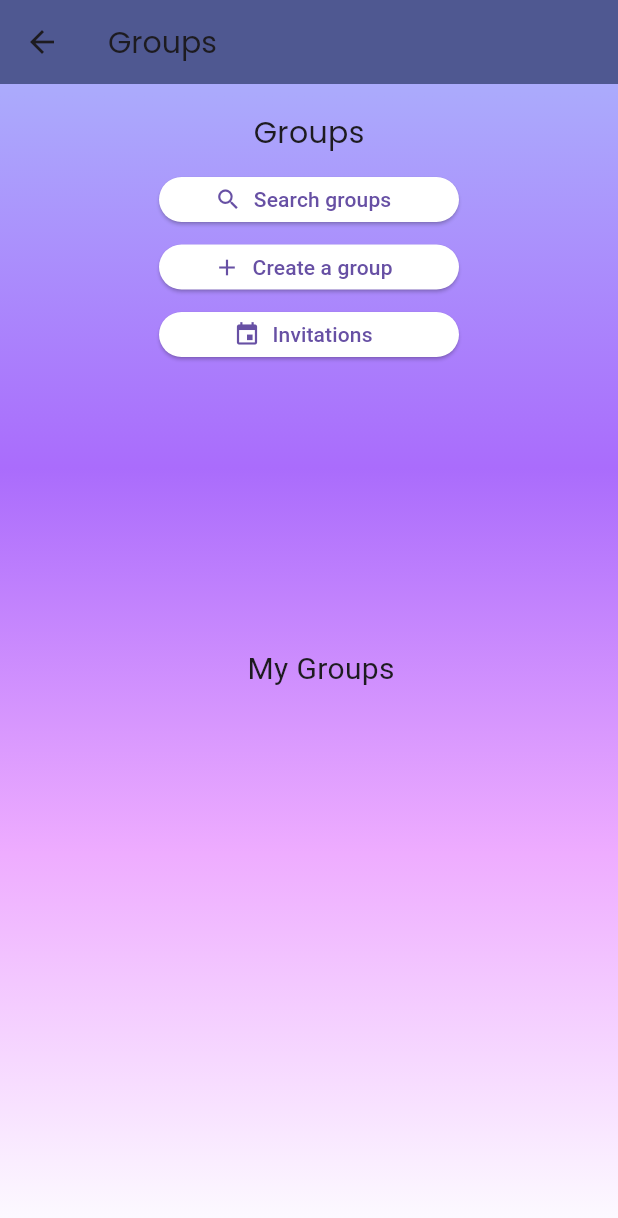
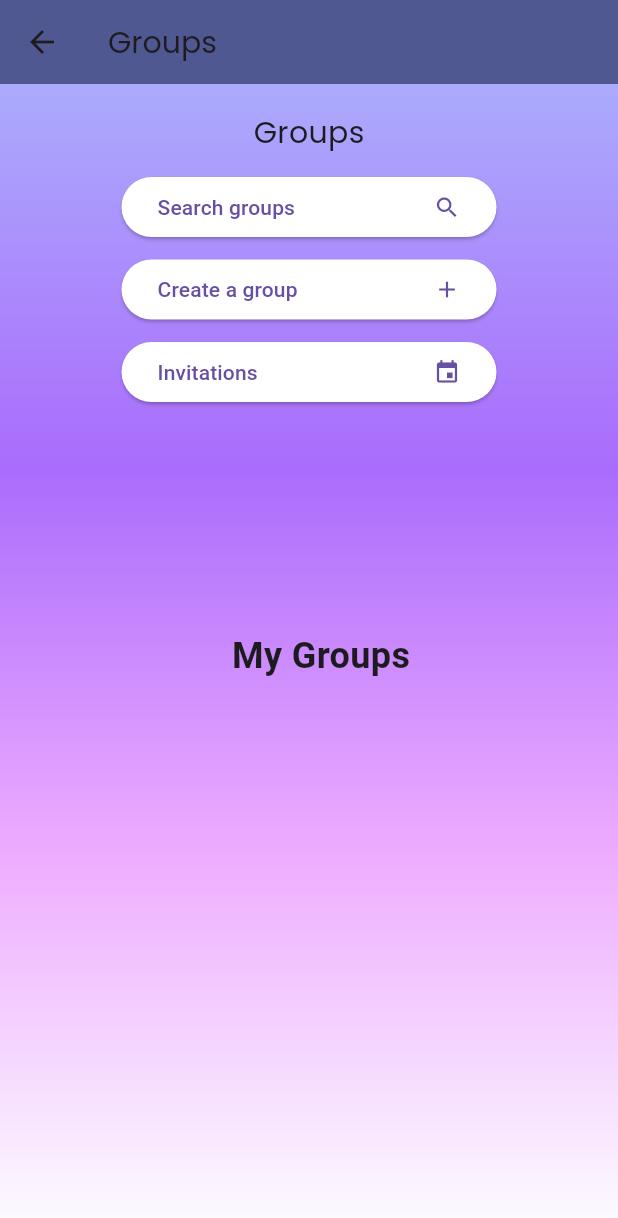
Before and after one commit to Edwinexd/dsv-pvt, a Flutter app: the screen it shows after launch, item 2 of the bottom bar chosen, on a phone screen of 412 x 824 dp. Shown: the top 1218 px of the screen. Run offline on Flutter 3.47's test engine with Material 3 defaults, Android fonts, the phone set to English and light mode, and no system bars; our stand-ins replace dio, flutter_dotenv, google_fonts; missing offline and left inert: location_picker_flutter_map; accounts and stored records are empty; network calls fail.

Commit message:
Added 'Leave the group' button but it has no functionality right now. Create an activity button navigates to activity creation.

```diff
--- a/flutter_application/lib/views/group_page.dart
+++ b/flutter_application/lib/views/group_page.dart
@@ -26,9 +26,9 @@ class _GroupPageState extends State<GroupPage> {
     super.initState();
     fetchMembers().then((_) {
       setState(() {
-      displayedMembers = allMembers;
+        displayedMembers = allMembers;
       }
-    );});
+      );});
     //added listener to search text field
     searchController.addListener(_searchMembers);
   }
@@ -51,6 +51,7 @@ class _GroupPageState extends State<GroupPage> {
       displayedMembers = allMembers.where((member) => member.userName.toLowerCase().contains(query)).toList();
     });
   }
+
   late List<String> activities = [
     'April 7th Kista at 17:00',
     'May 3rd Kungsträdgården at 13:00',
@@ -138,11 +139,12 @@ class _GroupPageState extends State<GroupPage> {
           const SizedBox(height: 16),
           ElevatedButton.icon(
             onPressed: () {
-              /*Navigator.push(
+              Navigator.push(
                 context,
                 MaterialPageRoute(
-                    builder: (context) => ActivityCreatePage(groupId: '1234')),
-              );*/
+                    builder: (context) => ActivityCreatePage(
+                        groupId: 1)), //Create an activity navigation
+              );
             },
             icon: const Icon(Icons.create),
             label: const Text('Create an activity'),
@@ -161,13 +163,21 @@ class _GroupPageState extends State<GroupPage> {
               Navigator.push(
                 context,
                 MaterialPageRoute(
-                    builder: (context) => const GroupMembersPage(),
+                  builder: (context) => const GroupMembersPage(),
                 ),
               );
             },
             icon: const Icon(Icons.group),
             label: const Text('Members'),
           ),
+          SizedBox(height: 16),
+          ElevatedButton.icon(
+            onPressed: () {
+              //Will handle leaving the group
+            },
+            icon: const Icon(Icons.exit_to_app),
+            label: const Text('Leave the group'),
+          ),
         ],
       ),
     );
--- a/flutter_application/lib/views/my_groups.dart
+++ b/flutter_application/lib/views/my_groups.dart
@@ -67,9 +67,9 @@ class _MyGroupsState extends State<MyGroups> {
                   ),
                   const SizedBox(height: 15),
                   SizedBox(
-                    height: 30,
-                    width: 200,
-                    child: ElevatedButton.icon(
+                    height: 40,
+                    width: 250,
+                    child: ElevatedButton(
                       onPressed: () {
                         Navigator.push(
                           context,
@@ -80,44 +80,60 @@ class _MyGroupsState extends State<MyGroups> {
                           ),
                         );
                       },
-                      icon: const Icon(Icons.search),
-                      label: const Text('Search groups'),
                       style: ElevatedButton.styleFrom(
                         backgroundColor: Colors.white,
+                      ),
+                      child: const Row(
+                        mainAxisAlignment: MainAxisAlignment.spaceBetween,
+                        children: [
+                          Text('Search groups'),
+                          Icon(Icons.search),
+                        ],
                       ),
                     ),
                   ),
                   const SizedBox(height: 15),
                   SizedBox(
-                    height: 30,
-                    width: 200,
-                    child: ElevatedButton.icon(
+                    height: 40,
+                    width: 250,
+                    child: ElevatedButton(
                       onPressed: () {
                         Navigator.push(
                           context,
                           MaterialPageRoute(
                             builder: (context) => GroupCreation(
-                                onGroupCreatedCallBacks: [refreshMyGroups]),
+                              onGroupCreatedCallBacks: [refreshMyGroups],
+                            ),
                           ),
                         );
                       },
-                      icon: const Icon(Icons.add),
-                      label: const Text('Create a group'),
                       style: ElevatedButton.styleFrom(
                         backgroundColor: Colors.white,
+                      ),
+                      child: const Row(
+                        mainAxisAlignment: MainAxisAlignment.spaceBetween,
+                        children: [
+                          Text('Create a group'),
+                          Icon(Icons.add),
+                        ],
                       ),
                     ),
                   ),
                   const SizedBox(height: 15),
                   SizedBox(
-                    height: 30,
-                    width: 200,
-                    child: ElevatedButton.icon(
+                    height: 40,
+                    width: 250,
+                    child: ElevatedButton(
                       onPressed: () {},
-                      icon: const Icon(Icons.insert_invitation),
-                      label: const Text('Invitations'),
                       style: ElevatedButton.styleFrom(
                         backgroundColor: Colors.white,
+                      ),
+                      child: const Row(
+                        mainAxisAlignment: MainAxisAlignment.spaceBetween,
+                        children: [
+                          Text('Invitations'),
+                          Icon(Icons.insert_invitation),
+                        ],
                       ),
                     ),
                   )
@@ -127,26 +143,34 @@ class _MyGroupsState extends State<MyGroups> {
             const Padding(
               padding: EdgeInsets.only(left: 16.0, top: 12.0),
               child: Text(
-                "My Groups",
+                'My Groups',
                 style: TextStyle(
-                  fontSize: 20.0,
-                ),
+                  fontSize: 24,
+                  fontWeight: FontWeight.bold,
+                )
               ),
             ),
+            const SizedBox(height: 18),
             Expanded(
               child: ListView.builder(
                 itemCount: myGroups.length,
                 itemBuilder: (context, index) {
                   final group = myGroups[index];
                   return Padding(
-                    padding: const EdgeInsets.symmetric(vertical: 8.0),
+                    padding: const EdgeInsets.symmetric(vertical: 6.0),
                     child: Container(
                       decoration: BoxDecoration(
                         color: const Color.fromARGB(255, 254, 192, 173),
-                        borderRadius: BorderRadius.circular(12.0),
+                        borderRadius: BorderRadius.circular(18.0),
                       ),
                       child: ListTile(
                         title: Text(group.name),
+                        trailing: Row(
+                          mainAxisSize: MainAxisSize.min,
+                          children: [
+                            Icon(Icons.group),
+                          ],
+                        ),
                         onTap: () {
                           Navigator.push(
                             context,
```
